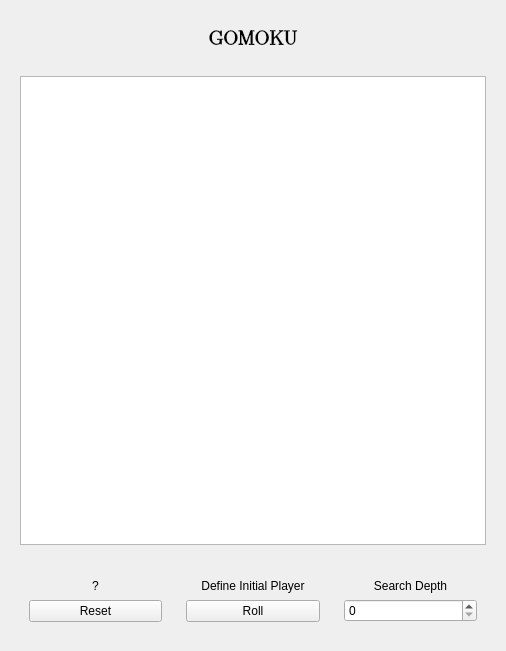
First picture: the form in gui/view/WidgetGameBoard.ui, repository joaovicentesouto/INE5430, before the edit.
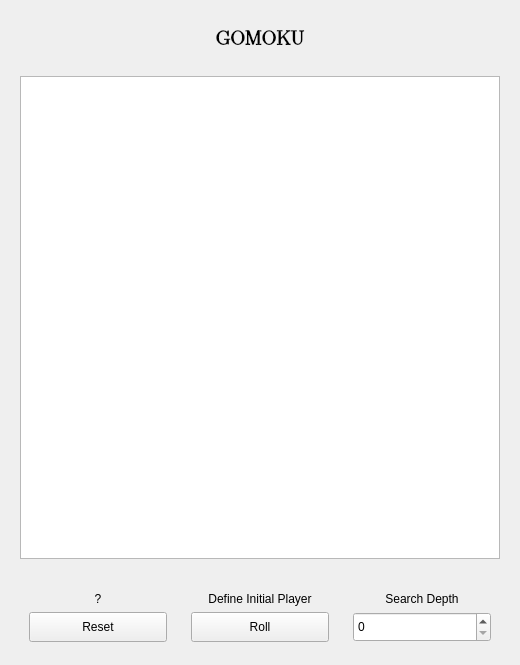
Second picture: the form after the edit.

Diff of the .ui file:
```diff
--- a/gui/view/WidgetGameBoard.ui
+++ b/gui/view/WidgetGameBoard.ui
@@ -6,8 +6,8 @@
    <rect>
     <x>0</x>
     <y>0</y>
-    <width>506</width>
-    <height>651</height>
+    <width>520</width>
+    <height>665</height>
    </rect>
   </property>
   <property name="sizePolicy">
@@ -18,14 +18,14 @@
   </property>
   <property name="minimumSize">
    <size>
-    <width>506</width>
-    <height>651</height>
+    <width>520</width>
+    <height>665</height>
    </size>
   </property>
   <property name="maximumSize">
    <size>
-    <width>506</width>
-    <height>651</height>
+    <width>520</width>
+    <height>665</height>
    </size>
   </property>
   <property name="sizeIncrement">
@@ -140,6 +140,12 @@
          </item>
          <item>
           <widget class="QPushButton" name="_resetButton">
+           <property name="minimumSize">
+            <size>
+             <width>0</width>
+             <height>30</height>
+            </size>
+           </property>
            <property name="text">
             <string>Reset</string>
            </property>
@@ -163,6 +169,12 @@
          </item>
          <item>
           <widget class="QPushButton" name="_rollButton">
+           <property name="minimumSize">
+            <size>
+             <width>0</width>
+             <height>30</height>
+            </size>
+           </property>
            <property name="text">
             <string>Roll</string>
            </property>
@@ -185,7 +197,14 @@
           </widget>
          </item>
          <item>
-          <widget class="QSpinBox" name="_searchDepht"/>
+          <widget class="QSpinBox" name="_searchDepht">
+           <property name="minimumSize">
+            <size>
+             <width>0</width>
+             <height>30</height>
+            </size>
+           </property>
+          </widget>
          </item>
         </layout>
        </widget>
```
Left out of the diff: 8 changed lines with no effect on the pictures.
